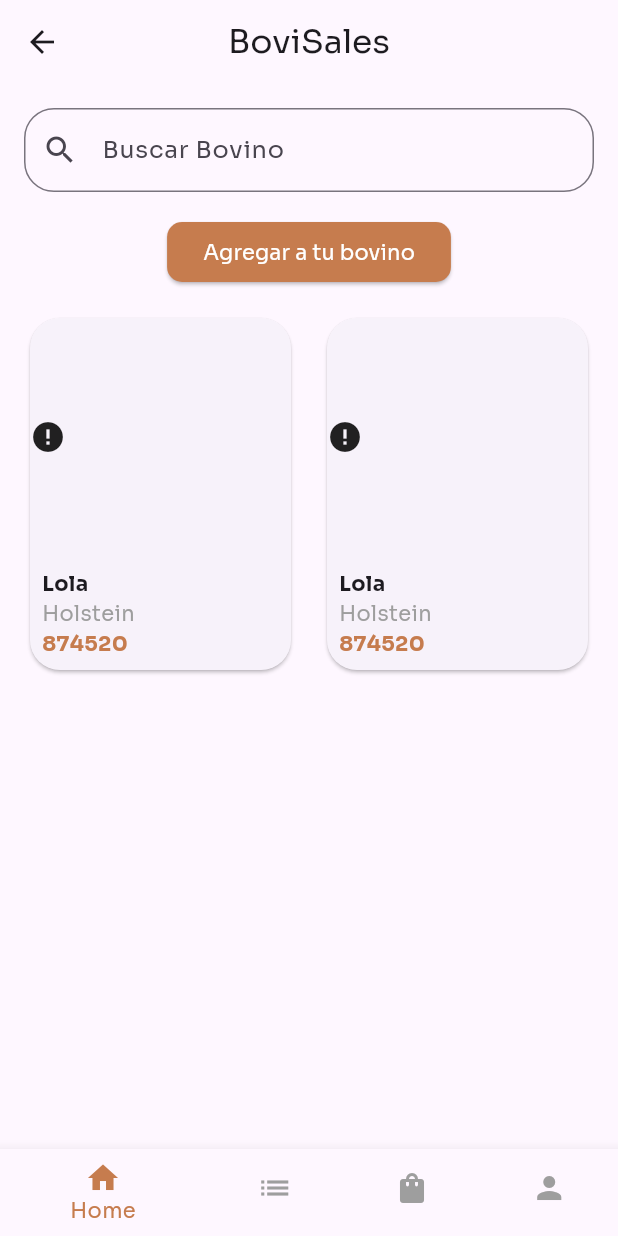
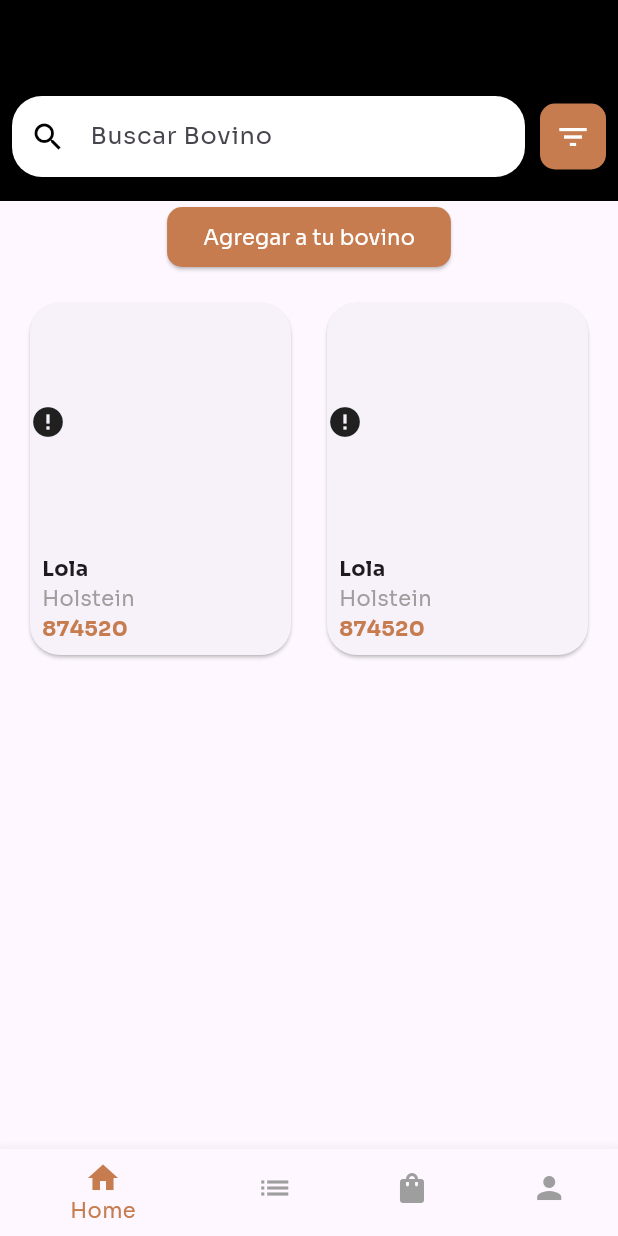
Before and after one commit to MauricioCastillo211106/BoviSales-Mobile, a Flutter app: the HomePage screen opened by its route, on a phone screen of 412 x 824 dp. Run offline on Flutter 3.47's test engine with Material 3 defaults, Android fonts, the light colour scheme and no system bars; our stand-ins replace get, get_storage, image_picker; accounts and stored records are empty; network calls fail.

Commit message:
[feat] Implement custom search bar design and improve navigation integration

```diff
--- a/lib/main.dart
+++ b/lib/main.dart
@@ -1,13 +1,13 @@
+// lib/main.dart
+import 'package:bovi_sales/presentation/bindings/initial_bindings.dart';
 import 'package:flutter/material.dart';
+import 'package:get_storage/get_storage.dart';
 import 'package:get/get.dart';
-import 'package:get_storage/get_storage.dart';
-
-import 'presentation/bindings/initial_bindings.dart';
-import 'presentation/pages/home_page.dart';
 import 'presentation/pages/onboarding_page.dart';
 import 'presentation/pages/signup_page.dart';
 import 'presentation/pages/login_page.dart';
 import 'presentation/pages/profile_page.dart';
+import 'presentation/pages/home_page.dart';
 import 'presentation/pages/ganado_page.dart';
 import 'presentation/pages/publicaciones_page.dart';
 
@@ -23,11 +23,11 @@
       title: 'BoviSales',
       debugShowCheckedModeBanner: false,
       initialRoute: '/',
+      initialBinding: InitialBinding(),
       getPages: [
         GetPage(
           name: '/',
           page: () => OnboardingPage(),
-          binding: InitialBindings(),
         ),
         GetPage(
           name: '/signup',
@@ -46,12 +46,12 @@
           page: () => HomePage(),
         ),
         GetPage(
+          name: '/ganado',
+          page: () => GanadoPage(),
+        ),
+        GetPage(
           name: '/publicaciones',
           page: () => PublicacionesPage(),
-        ),
-        GetPage(
-          name: '/venta',
-          page: () => GanadoPage(),
         ),
       ],
       theme: ThemeData(
--- a/lib/presentation/bindings/initial_bindings.dart
+++ b/lib/presentation/bindings/initial_bindings.dart
@@ -1,14 +1,18 @@
+// lib/presentation/bindings/initial_binding.dart
 import 'package:get/get.dart';
+import '../controllers/navigation_controller.dart';
 import '../controllers/home_controller.dart';
-import '../controllers/navigation_controller.dart';
-import '../controllers/signup_controller.dart';
+import '../controllers/ganado_controller.dart';
+import '../controllers/publicaciones_controller.dart';
+import '../controllers/custom_search_controller.dart';
 
-class InitialBindings extends Bindings {
+class InitialBinding extends Bindings {
   @override
   void dependencies() {
-    // Aquí puedes inicializar dependencias globales
     Get.lazyPut<NavigationController>(() => NavigationController());
     Get.lazyPut<HomeController>(() => HomeController());
-    Get.put(SignupController(), permanent: true); // Inicializa el controlador de registro
+    Get.lazyPut<GanadoController>(() => GanadoController());
+    Get.lazyPut<PublicacionesController>(() => PublicacionesController());
+    Get.lazyPut<CustomSearchController>(() => CustomSearchController());
   }
 }
--- /dev/null
+++ b/lib/presentation/controllers/custom_search_controller.dart
@@ -0,0 +1,7 @@
+// lib/presentation/controllers/custom_search_controller.dart
+import 'package:get/get.dart';
+import 'package:flutter/material.dart';
+
+class CustomSearchController extends GetxController {
+  var searchController = TextEditingController().obs;
+}
--- a/lib/presentation/controllers/home_controller.dart
+++ b/lib/presentation/controllers/home_controller.dart
@@ -3,7 +3,6 @@ import 'package:get/get.dart';
 import 'package:bovi_sales/core/models/bovino_model.dart';
 
 class HomeController extends GetxController {
-  var selectedIndex = 0.obs;
   var bovinos = <Bovino>[].obs;
 
   @override
--- a/lib/presentation/controllers/navigation_controller.dart
+++ b/lib/presentation/controllers/navigation_controller.dart
@@ -14,7 +14,7 @@ class NavigationController extends GetxController {
         Get.toNamed('/publicaciones');
         break;
       case 2:
-        Get.toNamed('/venta');
+        Get.toNamed('/ganado');
         break;
       case 3:
         Get.toNamed('/profile');
--- a/lib/presentation/pages/ganado_page.dart
+++ b/lib/presentation/pages/ganado_page.dart
@@ -13,10 +13,8 @@ class GanadoPage extends StatelessWidget {
   Widget build(BuildContext context) {
     return Scaffold(
       appBar: AppBar(
+        automaticallyImplyLeading: false,
         title: Text('Ganado'),
-        centerTitle: true,
-        backgroundColor: Colors.transparent,
-        elevation: 0,
       ),
       body: Center(
         child: Text('Página de Ganado'),
--- a/lib/presentation/pages/home_page.dart
+++ b/lib/presentation/pages/home_page.dart
@@ -1,35 +1,43 @@
 // lib/presentation/pages/home_page.dart
 import 'package:flutter/material.dart';
 import 'package:get/get.dart';
+import '../controllers/home_controller.dart';
 import '../controllers/navigation_controller.dart';
-import '../controllers/home_controller.dart';
+import '../controllers/custom_search_controller.dart' as custom;
 import '../widgets/custom_bottom_navigation_bar.dart';
+import '../widgets/search_bar.dart' as custom_search;
 
 class HomePage extends StatelessWidget {
   final HomeController homeController = Get.put(HomeController());
-  final NavigationController navigationController = Get.find();
+  final NavigationController navigationController = Get.find<NavigationController>();
+  final custom.CustomSearchController searchController = Get.put(custom.CustomSearchController());
 
   @override
   Widget build(BuildContext context) {
     return Scaffold(
-      appBar: AppBar(
-        title: Text('BoviSales'),
-        centerTitle: true,
-        backgroundColor: Colors.transparent,
-        elevation: 0,
-      ),
       body: Column(
         children: [
-          Padding(
-            padding: const EdgeInsets.all(16.0),
-            child: TextField(
-              decoration: InputDecoration(
-                prefixIcon: Icon(Icons.search),
-                hintText: 'Buscar Bovino',
-                border: OutlineInputBorder(
-                  borderRadius: BorderRadius.circular(20),
+          Container(
+            color: Colors.black,
+            padding: EdgeInsets.only(top: MediaQuery.of(context).padding.top, bottom: 8.0),
+            child: Column(
+              children: [
+                AppBar(
+                  automaticallyImplyLeading: false,
+                  centerTitle: true,
+                  backgroundColor: Colors.transparent,
+                  elevation: 0,
                 ),
-              ),
+                custom_search.SearchBar(
+                  controller: searchController.searchController.value,
+                  onSearch: (query) {
+                    // Implementa la lógica de búsqueda aquí
+                  },
+                  onFilter: () {
+                    // Implementa la lógica de filtrado aquí
+                  },
+                ),
+              ],
             ),
           ),
           Padding(
@@ -117,12 +125,12 @@ class HomePage extends StatelessWidget {
           ),
         ],
       ),
-      bottomNavigationBar: CustomBottomNavigationBar(
+      bottomNavigationBar: Obx(() => CustomBottomNavigationBar(
         selectedIndex: navigationController.selectedIndex.value,
         onTap: (index) {
           navigationController.onItemTapped(index);
         },
-      ),
+      )),
     );
   }
 }
--- a/lib/presentation/pages/publicaciones_page.dart
+++ b/lib/presentation/pages/publicaciones_page.dart
@@ -13,10 +13,8 @@ class PublicacionesPage extends StatelessWidget {
   Widget build(BuildContext context) {
     return Scaffold(
       appBar: AppBar(
+        automaticallyImplyLeading: false,
         title: Text('Publicaciones'),
-        centerTitle: true,
-        backgroundColor: Colors.transparent,
-        elevation: 0,
       ),
       body: Center(
         child: Text('Página de Publicaciones'),
--- a/lib/presentation/widgets/custom_bottom_navigation_bar.dart
+++ b/lib/presentation/widgets/custom_bottom_navigation_bar.dart
@@ -1,6 +1,7 @@
 // lib/presentation/widgets/custom_bottom_navigation_bar.dart
 import 'package:flutter/material.dart';
 import 'package:get/get.dart';
+import '../controllers/navigation_controller.dart';
 
 class CustomBottomNavigationBar extends StatelessWidget {
   final int selectedIndex;
@@ -17,7 +18,7 @@ class CustomBottomNavigationBar extends StatelessWidget {
       currentIndex: selectedIndex,
       onTap: onTap,
       unselectedItemColor: Colors.grey, // Color para los iconos no seleccionados
-      items: const <BottomNavigationBarItem>[
+      items: const [
         BottomNavigationBarItem(
           icon: Icon(Icons.home),
           label: 'Home',
@@ -36,6 +37,7 @@ class CustomBottomNavigationBar extends StatelessWidget {
         ),
       ],
       selectedItemColor: Color(0xFFC67C4E),
+      backgroundColor: Colors.black, // Fondo negro para el BottomNavigationBar
     );
   }
 }
--- /dev/null
+++ b/lib/presentation/widgets/search_bar.dart
@@ -0,0 +1,56 @@
+// lib/presentation/widgets/search_bar.dart
+import 'package:flutter/material.dart';
+
+class SearchBar extends StatelessWidget {
+  final TextEditingController controller;
+  final void Function(String) onSearch;
+  final void Function()? onFilter;
+
+  SearchBar({
+    required this.controller,
+    required this.onSearch,
+    required this.onFilter,
+  });
+
+  @override
+  Widget build(BuildContext context) {
+    return Container(
+      padding: const EdgeInsets.all(8.0),
+      color: Colors.black, // Fondo negro para todo el widget
+      child: Row(
+        children: [
+          Expanded(
+            child: Container(
+              decoration: BoxDecoration(
+                color: Colors.white, // Fondo blanco para la barra de búsqueda
+                borderRadius: BorderRadius.circular(20),
+              ),
+              child: TextField(
+                controller: controller,
+                decoration: InputDecoration(
+                  prefixIcon: Icon(Icons.search, color: Colors.black),
+                  hintText: 'Buscar Bovino',
+                  border: InputBorder.none,
+                  contentPadding: EdgeInsets.all(15),
+                ),
+                onSubmitted: onSearch,
+              ),
+            ),
+          ),
+          SizedBox(width: 10),
+          GestureDetector(
+            onTap: onFilter,
+            child: Container(
+              decoration: BoxDecoration(
+                color: Color(0xFFC67C4E), // Color café para el botón de filtro
+                borderRadius: BorderRadius.circular(10),
+              ),
+              padding: EdgeInsets.all(10),
+              child: Icon(Icons.filter_list, color: Colors.white),
+            ),
+          ),
+        ],
+      ),
+    );
+  }
+}
```
